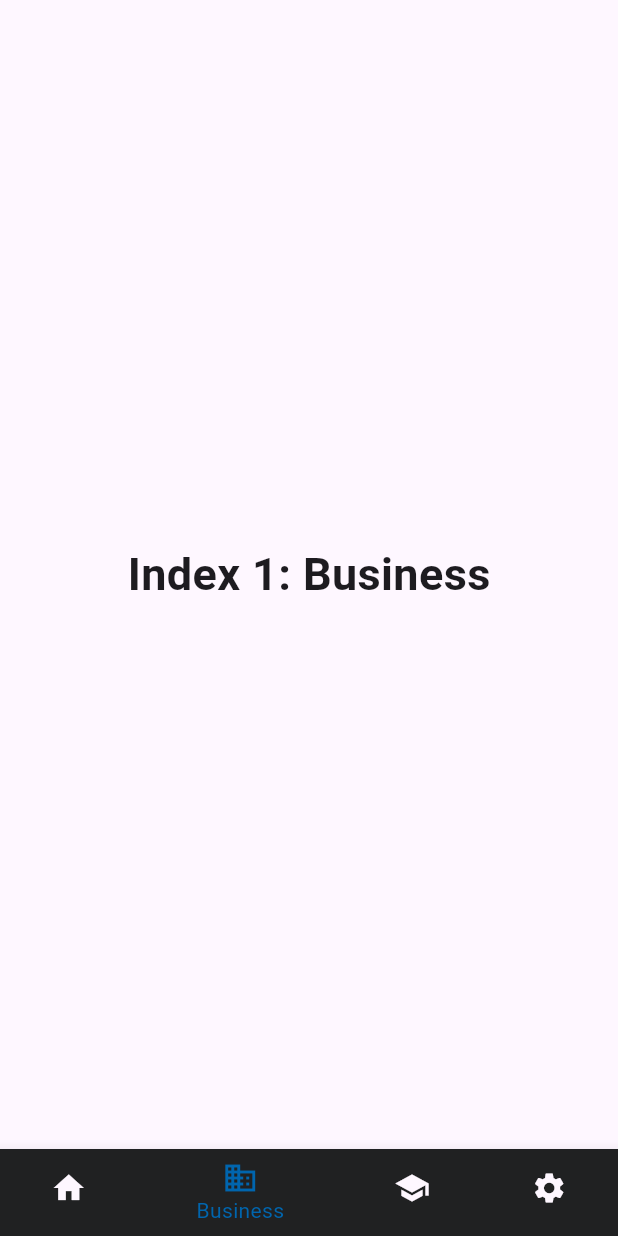
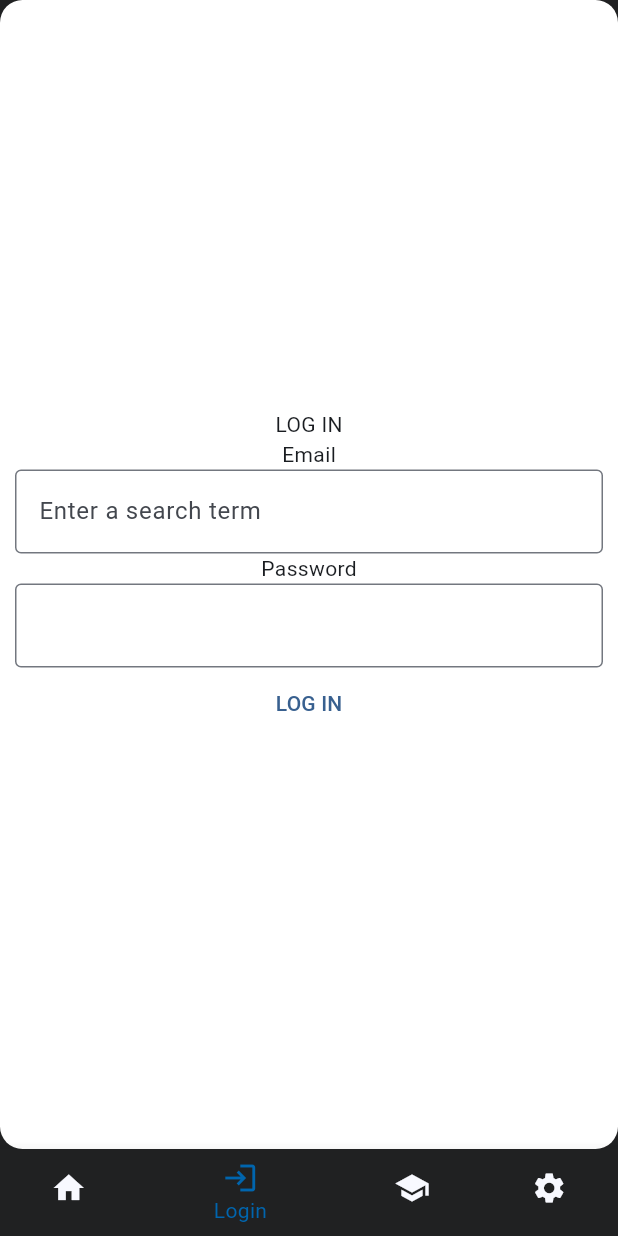
Before and after one commit to AnthonyTacquet/Vehicle-Manager, a Flutter app: the screen it shows after launch, item 2 of the bottom bar chosen, on a phone screen of 412 x 824 dp. Run offline on Flutter 3.47's test engine with Material 2 defaults, Android fonts, the phone set to English and light mode, and no system bars; our stand-ins replace shared_preferences, sqflite_common_ffi; accounts and stored records are empty.

Commit message:
Login page and home page

```diff
--- a/vehiclemanager/lib/bottom_navigator.dart
+++ b/vehiclemanager/lib/bottom_navigator.dart
@@ -1,5 +1,6 @@
 import 'package:flutter/material.dart';
 import 'package:vehiclemanager/responsive/home_phone.dart';
+import 'package:vehiclemanager/responsive/login_phone.dart';
 import 'package:vehiclemanager/values/colors.dart';
 
 class BottomNavigationBarExample extends StatefulWidget {
@@ -18,12 +19,9 @@ class _BottomNavigationBarExampleState
 
   static const List<Widget> _widgetOptions = <Widget>[
     HomePagePhone(
-      title: "test",
+      title: "Home Page",
     ),
-    Text(
-      'Index 1: Business',
-      style: optionStyle,
-    ),
+    LoginPagePhone(title: "Login Page"),
     Text(
       'Index 2: School',
       style: optionStyle,
@@ -54,8 +52,8 @@ class _BottomNavigationBarExampleState
             backgroundColor: darkGrey,
           ),
           BottomNavigationBarItem(
-            icon: Icon(Icons.business),
-            label: 'Business',
+            icon: Icon(Icons.login),
+            label: 'Login',
             backgroundColor: darkGrey,
           ),
           BottomNavigationBarItem(
--- a/vehiclemanager/lib/data/database.dart
+++ b/vehiclemanager/lib/data/database.dart
@@ -1,6 +1,7 @@
+import 'dart:convert';
 import 'dart:io';
 import 'dart:typed_data';
-
+import 'package:crypto/crypto.dart';
 import 'package:flutter/material.dart';
 import 'package:flutter/services.dart';
 import 'package:path/path.dart';
@@ -11,6 +12,11 @@ class MainDatabase {
   // password : DikkeEzel
 
   void checkUser(String email, String password) {}
+
+  String hashString(String value) {
+    var bytes = utf8.encode(value);
+    return sha256.convert(bytes).toString();
+  }
 
   Future<Database> getDatabase() async {
     WidgetsFlutterBinding.ensureInitialized();
@@ -46,4 +52,16 @@ class MainDatabase {
 
     return result.isNotEmpty ? User.fromMap(result.first) : null;
   }
+
+  Future<User?> login(String email, String password) async {
+    final database = await getDatabase();
+
+    var result = await database.rawQuery(
+        "SELECT * FROM user WHERE email = ? AND password = ?",
+        [email, hashString(password)]);
+
+    print(result);
+
+    return result.isNotEmpty ? User.fromMap(result.first) : null;
+  }
 }
--- a/vehiclemanager/lib/global/user.dart
+++ b/vehiclemanager/lib/global/user.dart
@@ -19,4 +19,22 @@ class User {
       data['last_name'],
     );
   }
+
+  factory User.fromJson(Map<String, dynamic> parsedJson) {
+    return User(
+      parsedJson['email'],
+      parsedJson['password'],
+      parsedJson['first_name'],
+      parsedJson['last_name'],
+    );
   }
+
+  Map<String, dynamic> toJson() {
+    return {
+      "email": email,
+      "password": password,
+      "first_name": firstName,
+      "last_name": lastName
+    };
+  }
+}
--- a/vehiclemanager/lib/main.dart
+++ b/vehiclemanager/lib/main.dart
@@ -1,7 +1,7 @@
 import 'package:flutter/material.dart';
 import 'package:sqflite_common_ffi/sqflite_ffi.dart';
 import 'package:vehiclemanager/bottom_navigator.dart';
-import 'package:vehiclemanager/responsive/home_phone.dart';
+import 'package:vehiclemanager/values/colors.dart';
 
 main() {
   databaseFactory = databaseFactoryFfi;
@@ -18,10 +18,10 @@ class MyApp extends StatelessWidget {
     return MaterialApp(
       title: 'Vehcile Manager',
       theme: ThemeData(
-        colorScheme: ColorScheme.fromSeed(seedColor: Colors.deepPurple),
+        colorScheme: ColorScheme.fromSeed(seedColor: lightblue),
         useMaterial3: true,
       ),
-      home: BottomNavigationBarExample(),
+      home: const BottomNavigationBarExample(),
     );
   }
 }
--- /dev/null
+++ b/vehiclemanager/lib/responsive/login_phone.dart
@@ -0,0 +1,161 @@
+import 'package:flutter/material.dart';
+import 'package:vehiclemanager/data/database.dart';
+import 'package:vehiclemanager/global/user.dart';
+import 'package:vehiclemanager/logica/memory.dart';
+import 'package:vehiclemanager/values/colors.dart';
+
+class LoginPagePhone extends StatefulWidget {
+  const LoginPagePhone({super.key, required this.title});
+  final String title;
+
+  @override
+  State<LoginPagePhone> createState() => _LoginPagePhone();
+}
+
+class _LoginPagePhone extends State<LoginPagePhone> {
+  String message = "";
+  var visibility = false;
+  var logedIn = false;
+  final emailController = TextEditingController();
+  final passwordController = TextEditingController();
+  final database = MainDatabase();
+  final mem = Memory();
+
+  @override
+  void initState() {
+    super.initState();
+    logedIn = false;
+
+    Future<User?>? user = mem.getUserFromMemory();
+    if (user != null) {
+      user.then((value) {
+        if (value != null) {
+          setState(() {
+            logedIn = true;
+          });
+        }
+      });
+    }
+  }
+
+  @override
+  void dispose() {
+    // Clean up the controller when the widget is disposed.
+    emailController.dispose();
+    passwordController.dispose();
+    super.dispose();
+  }
+
+  void login() {
+    String email = emailController.text;
+    String password = passwordController.text;
+
+    Future<User?> user = database.login(email, password);
+
+    user.then((value) => {
+          if (value == null)
+            {
+              setState(() {
+                message = "Email or password was incorrect!";
+                visibility = true;
+              })
+            }
+          else
+            {
+              mem.writeUserToMemory(value),
+              setState(() {
+                logedIn = true;
+              })
+            }
+        });
+  }
+
+  void logout() {
+    Future<User?>? user = mem.getUserFromMemory();
+    if (user != null) {
+      user.then((value) {
+        if (value != null) {
+          Future<bool> succes = mem.logoutUser();
+          succes.then((value) {
+            setState(() {
+              logedIn = false;
+            });
+          });
+        }
+      });
+    }
+  }
+
+  @override
+  Widget build(BuildContext context) {
+    if (logedIn) {
+      return Scaffold(
+        body: Container(
+            color: darkGrey,
+            child: Center(
+              child: Container(
+                width: 500,
+                padding: const EdgeInsets.all(10),
+                decoration: BoxDecoration(
+                  borderRadius: BorderRadius.circular(15),
+                  color: white,
+                ),
+                child: Column(
+                  mainAxisAlignment: MainAxisAlignment.center,
+                  children: <Widget>[
+                    const Text("LOG OUT"),
+                    TextButton(onPressed: logout, child: const Text("LOG OUT"))
+                  ],
+                ),
+              ),
+            )),
+      );
+    }
+
+    return Scaffold(
+      body: Container(
+          color: darkGrey,
+          child: Center(
+            child: Container(
+              width: 500,
+              padding: const EdgeInsets.all(10),
+              decoration: BoxDecoration(
+                borderRadius: BorderRadius.circular(15),
+                color: white,
+              ),
+              child: Column(
+                mainAxisAlignment: MainAxisAlignment.center,
+                children: <Widget>[
+                  const Text("LOG IN"),
+                  Visibility(
+                      visible: visibility,
+                      child: Text(
+                        message,
+                        style: const TextStyle(color: Colors.red),
+                      )),
+                  const Text("Email"),
+                  TextField(
+                    decoration: const InputDecoration(
+                      border: OutlineInputBorder(),
+                      hintText: 'Enter a search term',
+                    ),
+                    controller: emailController,
+                  ),
+                  const Text("Password"),
+                  TextField(
+                    decoration: const InputDecoration(
+                      border: OutlineInputBorder(),
+                    ),
+                    controller: passwordController,
+                    obscureText: true,
+                    enableSuggestions: false,
+                    autocorrect: false,
+                  ),
+                  TextButton(onPressed: login, child: const Text("LOG IN"))
+                ],
+              ),
+            ),
+          )),
+    );
+  }
+}
--- a/vehiclemanager/pubspec.yaml
+++ b/vehiclemanager/pubspec.yaml
@@ -41,6 +41,7 @@ dependencies:
   sqflite_common_ffi_web: ^0.3.6
   sqflite_common: ^2.4.5+1
   sqflite_common_ffi: ^2.2.5
+  shared_preferences: ^2.2.0
 
 dev_dependencies:
   flutter_test:
```
Also changed, not shown: vehiclemanager/lib/logica/memory.dart (added, +25 -0 lines), vehiclemanager/lib/responsive/home_phone.dart (+23 -27 lines), vehiclemanager/pubspec.lock, 1 other file. Lines whose indentation alone changed are shown as unchanged.
